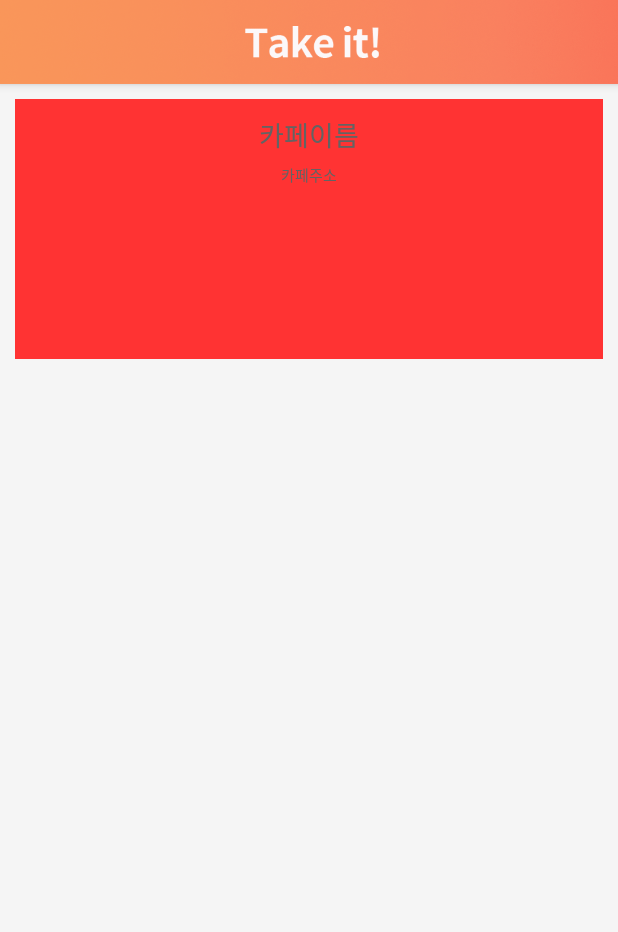
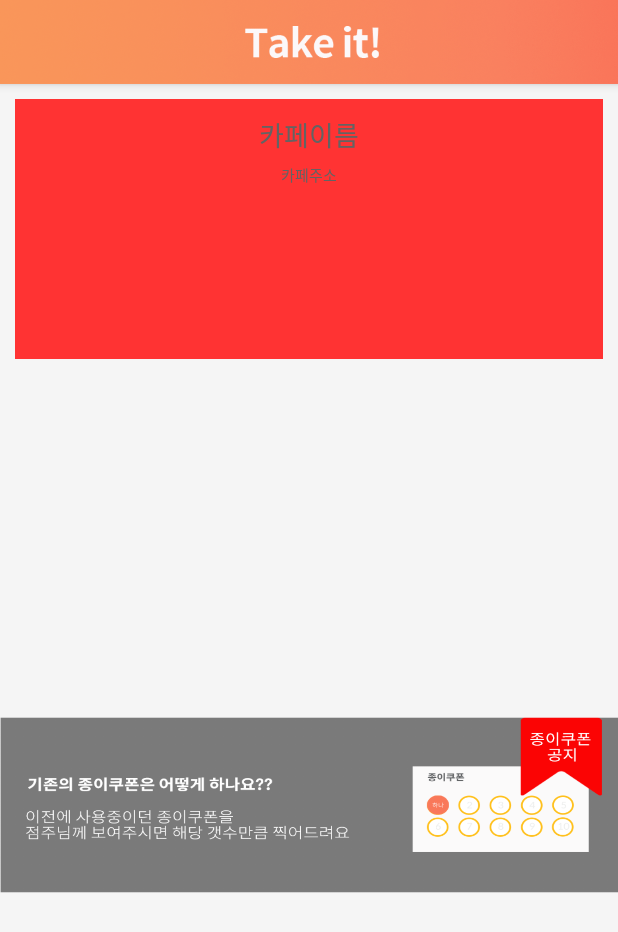
Before and after one commit to cafemoa/takeit_client, an Android app: the CouponActivity screen opened directly, with no data from a screen before it, on a phone screen of 412 x 824 dp. Shown: the top 932 px of the screen. Run offline under Robolectric (Android 15) with nearby library versions, the phone set to English and light mode, and no system bars; network calls fail; Roboto replaces fonts that are not available here.

Commit message:
[+] Coupon Activity

```diff
--- a/app/src/main/res/layout/activity_coupon.xml
+++ b/app/src/main/res/layout/activity_coupon.xml
@@ -74,9 +74,16 @@
         android:layout_width="match_parent"
         android:layout_height="wrap_content"
         android:layout_weight="2"
+        android:layout_marginTop="10dp"
         android:paddingLeft="10dp">
 
 
     </android.support.v7.widget.RecyclerView>
 
+    <ImageView
+        android:layout_width="match_parent"
+        android:layout_height="120dp"
+        android:scaleType="fitXY"
+        android:src="@drawable/coupon_bottom"/>
+
 </LinearLayout>
```
Also changed, not shown: app/src/main/res/layout/toolbar_coupon.xml (added, +56 -0 lines), app/src/main/res/drawable/coupon_alarm.png (added), app/src/main/res/drawable/coupon_bottom.png (added), app/src/main/res/drawable/coupon_cart.png (added), app/src/main/res/drawable/coupon_home.png (added), 4 other files.
